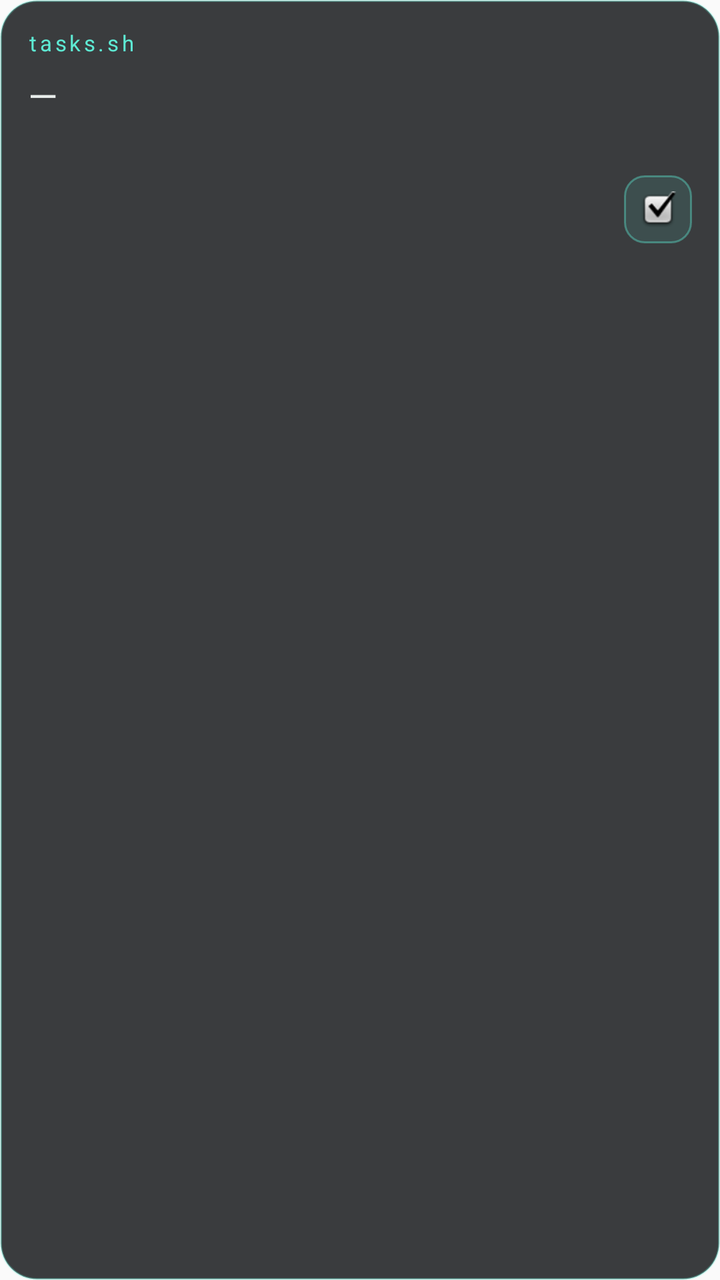
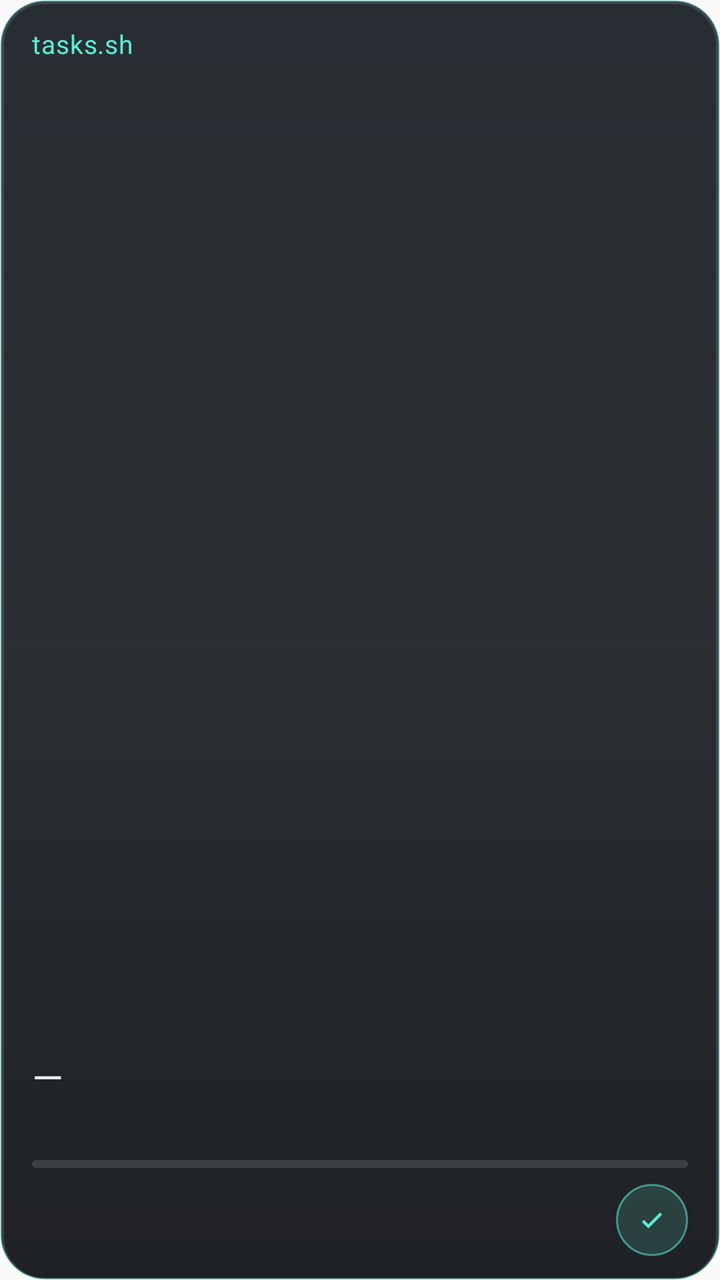

Before-and-after screenshots of an Android layout around one commit, followed by the original layout XML and the change that was made.
<!-- AndroidManifest.xml: application theme AppTheme -->
<!-- res/layout/widget_routine.xml -->
<?xml version="1.0" encoding="utf-8"?>
<LinearLayout xmlns:android="http://schemas.android.com/apk/res/android"
    android:id="@+id/widget_root"
    android:layout_width="match_parent"
    android:layout_height="match_parent"
    android:orientation="vertical"
    android:background="@drawable/widget_bg"
    android:padding="14dp">

    <LinearLayout
        android:layout_width="match_parent"
        android:layout_height="wrap_content"
        android:orientation="horizontal"
        android:baselineAligned="false">

        <TextView
            android:id="@+id/widget_headline"
            android:layout_width="0dp"
            android:layout_height="wrap_content"
            android:layout_weight="1"
            android:textSize="11sp"
            android:letterSpacing="0.14"
            android:maxLines="1"
            android:textColor="#FF5EEAD4"
            android:text="tasks.sh" />

        <TextView
            android:id="@+id/widget_count"
            android:layout_width="wrap_content"
            android:layout_height="wrap_content"
            android:textSize="11sp"
            android:maxLines="1"
            android:textColor="#99A1B0AD"
            android:text="" />
    </LinearLayout>

    <TextView
        android:id="@+id/widget_label"
        android:layout_width="match_parent"
        android:layout_height="wrap_content"
        android:textSize="19sp"
        android:maxLines="2"
        android:ellipsize="end"
        android:paddingTop="6dp"
        android:textColor="#FFE8EDEB"
        android:text="—" />

    <TextView
        android:id="@+id/widget_sub"
        android:layout_width="match_parent"
        android:layout_height="wrap_content"
        android:textSize="12sp"
        android:maxLines="2"
        android:ellipsize="end"
        android:paddingTop="3dp"
        android:textColor="#B3C9D2CE"
        android:text="" />

    <ImageView
        android:id="@+id/widget_tick"
        android:layout_width="34dp"
        android:layout_height="34dp"
        android:layout_gravity="end"
        android:layout_marginTop="8dp"
        android:padding="8dp"
        android:background="@drawable/widget_tick_bg"
        android:contentDescription="complete this routine"
        android:src="@android:drawable/checkbox_on_background" />
</LinearLayout>
<!-- resources referenced by this layout -->
<resources>
  <!-- drawable widget_bg (drawable) -->
  <?xml version="1.0" encoding="utf-8"?>
  <shape xmlns:android="http://schemas.android.com/apk/res/android"
      android:shape="rectangle">
      <solid android:color="#CC0B0D10" />
      <stroke
          android:width="1dp"
          android:color="#4D5EEAD4" />
      <corners android:radius="18dp" />
  </shape>
  <!-- drawable widget_tick_bg (drawable) -->
  <?xml version="1.0" encoding="utf-8"?>
  <shape xmlns:android="http://schemas.android.com/apk/res/android"
      android:shape="rectangle">
      <solid android:color="#1A5EEAD4" />
      <stroke
          android:width="1dp"
          android:color="#665EEAD4" />
      <corners android:radius="10dp" />
  </shape>
  <style name="AppTheme" parent="Theme.AppCompat.Light.DarkActionBar">
          
          <item name="colorPrimary">@color/colorPrimary</item>
          <item name="colorPrimaryDark">@color/colorPrimaryDark</item>
          <item name="colorAccent">@color/colorAccent</item>
      </style>
</resources>

<!-- the commit's change to res/layout/widget_routine.xml (unified diff, before → after) -->
@@ -5,22 +5,26 @@
     android:layout_height="match_parent"
     android:orientation="vertical"
     android:background="@drawable/widget_bg"
-    android:padding="14dp">
+    android:paddingStart="16dp"
+    android:paddingEnd="16dp"
+    android:paddingTop="13dp"
+    android:paddingBottom="12dp">
 
     <LinearLayout
         android:layout_width="match_parent"
         android:layout_height="wrap_content"
         android:orientation="horizontal"
-        android:baselineAligned="false">
+        android:baselineAligned="true">
 
         <TextView
             android:id="@+id/widget_headline"
             android:layout_width="0dp"
             android:layout_height="wrap_content"
             android:layout_weight="1"
-            android:textSize="11sp"
-            android:letterSpacing="0.14"
+            android:textSize="13sp"
+            android:letterSpacing="0.02"
             android:maxLines="1"
+            android:ellipsize="end"
             android:textColor="#FF5EEAD4"
             android:text="tasks.sh" />
 
@@ -37,11 +41,13 @@
     <TextView
         android:id="@+id/widget_label"
         android:layout_width="match_parent"
-        android:layout_height="wrap_content"
-        android:textSize="19sp"
+        android:layout_height="0dp"
+        android:layout_weight="1"
+        android:textSize="20sp"
         android:maxLines="2"
         android:ellipsize="end"
-        android:paddingTop="6dp"
+        android:gravity="bottom"
+        android:paddingTop="4dp"
         android:textColor="#FFE8EDEB"
         android:text="—" />
 
@@ -50,20 +56,36 @@
         android:layout_width="match_parent"
         android:layout_height="wrap_content"
         android:textSize="12sp"
-        android:maxLines="2"
+        android:maxLines="1"
         android:ellipsize="end"
         android:paddingTop="3dp"
         android:textColor="#B3C9D2CE"
         android:text="" />
 
-    <ImageView
-        android:id="@+id/widget_tick"
-        android:layout_width="34dp"
-        android:layout_height="34dp"
-        android:layout_gravity="end"
-        android:layout_marginTop="8dp"
-        android:padding="8dp"
-        android:background="@drawable/widget_tick_bg"
-        android:contentDescription="complete this routine"
-        android:src="@android:drawable/checkbox_on_background" />
+    <ProgressBar
+        android:id="@+id/widget_progress"
+        style="@android:style/Widget.Material.ProgressBar.Horizontal"
+        android:layout_width="match_parent"
+        android:layout_height="4dp"
+        android:layout_marginTop="9dp"
+        android:max="100"
+        android:progress="0"
+        android:progressDrawable="@drawable/widget_bar" />
+
+    <LinearLayout
+        android:layout_width="match_parent"
+        android:layout_height="wrap_content"
+        android:orientation="horizontal"
+        android:gravity="end"
+        android:layout_marginTop="8dp">
+
+        <ImageView
+            android:id="@+id/widget_tick"
+            android:layout_width="36dp"
+            android:layout_height="36dp"
+            android:padding="9dp"
+            android:background="@drawable/widget_tick_bg"
+            android:contentDescription="mark this routine done"
+            android:src="@drawable/widget_check" />
+    </LinearLayout>
 </LinearLayout>
<!-- resource entries referenced after the edit -->
@@ -1,24 +1,70 @@
 <!-- resources referenced by this layout -->
 <resources>
+  <!-- drawable widget_bar (drawable) -->
+  <?xml version="1.0" encoding="utf-8"?>
+  <layer-list xmlns:android="http://schemas.android.com/apk/res/android">
+      <item android:id="@android:id/background">
+          <shape android:shape="rectangle">
+              <solid android:color="#1FFFFFFF" />
+              <corners android:radius="2dp" />
+          </shape>
+      </item>
+      <item android:id="@android:id/progress">
+          <clip>
+              <shape android:shape="rectangle">
+                  <solid android:color="#FF5EEAD4" />
+                  <corners android:radius="2dp" />
+              </shape>
+          </clip>
+      </item>
+  </layer-list>
   <!-- drawable widget_bg (drawable) -->
   <?xml version="1.0" encoding="utf-8"?>
-  <shape xmlns:android="http://schemas.android.com/apk/res/android"
-      android:shape="rectangle">
-      <solid android:color="#CC0B0D10" />
-      <stroke
-          android:width="1dp"
-          android:color="#4D5EEAD4" />
-      <corners android:radius="18dp" />
-  </shape>
+  <layer-list xmlns:android="http://schemas.android.com/apk/res/android">
+      <item>
+          <shape android:shape="rectangle">
+              <gradient
+                  android:angle="270"
+                  android:startColor="#E610171C"
+                  android:centerColor="#DE0B0F13"
+                  android:endColor="#E6070A0D" />
+              <stroke
+                  android:width="1dp"
+                  android:color="#4D5EEAD4" />
+              <corners android:radius="22dp" />
+          </shape>
+      </item>
+      <item
+          android:left="1dp"
+          android:right="1dp"
+          android:top="1dp">
+          <shape android:shape="rectangle">
+              <stroke
+                  android:width="1dp"
+                  android:color="#1FFFFFFF" />
+              <corners android:radius="21dp" />
+          </shape>
+      </item>
+  </layer-list>
+  <!-- drawable widget_check (drawable) -->
+  <?xml version="1.0" encoding="utf-8"?>
+  <vector xmlns:android="http://schemas.android.com/apk/res/android"
+      android:width="24dp"
+      android:height="24dp"
+      android:viewportWidth="24"
+      android:viewportHeight="24">
+      <path
+          android:fillColor="#FF5EEAD4"
+          android:pathData="M9.55,17.6l-4.3,-4.3l1.4,-1.4l2.9,2.9l7.8,-7.8l1.4,1.4z" />
+  </vector>
   <!-- drawable widget_tick_bg (drawable) -->
   <?xml version="1.0" encoding="utf-8"?>
   <shape xmlns:android="http://schemas.android.com/apk/res/android"
-      android:shape="rectangle">
-      <solid android:color="#1A5EEAD4" />
+      android:shape="oval">
+      <solid android:color="#265EEAD4" />
       <stroke
           android:width="1dp"
-          android:color="#665EEAD4" />
-      <corners android:radius="10dp" />
+          android:color="#8C5EEAD4" />
   </shape>
   <style name="AppTheme" parent="Theme.AppCompat.Light.DarkActionBar">
           
